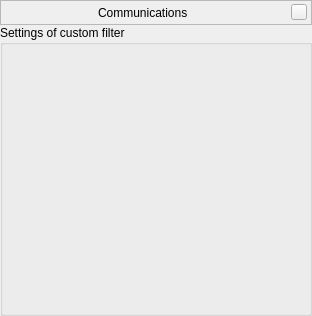
Old version of the form plugins/Satellites/src/gui/satellitesCommDialog.ui in the repository Stellarium/stellarium.
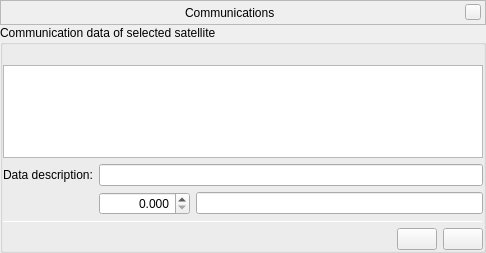
New version of the form. Icons and pictures are not drawn. Custom widgets are drawn as their Qt base class.

What changed in the file:
```diff
--- a/plugins/Satellites/src/gui/satellitesCommDialog.ui
+++ b/plugins/Satellites/src/gui/satellitesCommDialog.ui
@@ -6,8 +6,8 @@
    <rect>
     <x>0</x>
     <y>0</y>
-    <width>312</width>
-    <height>316</height>
+    <width>486</width>
+    <height>253</height>
    </rect>
   </property>
   <property name="sizePolicy">
@@ -133,7 +133,7 @@
    <item>
     <widget class="QGroupBox" name="groupBox">
      <property name="title">
-      <string>Settings of custom filter</string>
+      <string>Communication data of selected satellite</string>
      </property>
      <layout class="QGridLayout" name="gridLayout_2">
       <property name="leftMargin">
@@ -149,6 +149,13 @@
        <number>0</number>
       </property>
       <item row="0" column="0">
+       <widget class="QLabel" name="satelliteLabel">
+        <property name="alignment">
+         <set>Qt::AlignCenter</set>
+        </property>
+       </widget>
+      </item>
+      <item row="5" column="0">
        <spacer name="verticalSpacer">
         <property name="orientation">
          <enum>Qt::Vertical</enum>
@@ -161,6 +168,113 @@
         </property>
        </spacer>
       </item>
+      <item row="1" column="0">
+       <widget class="QTreeWidget" name="communicationsTreeWidget">
+        <property name="editTriggers">
+         <set>QAbstractItemView::NoEditTriggers</set>
+        </property>
+        <property name="rootIsDecorated">
+         <bool>false</bool>
+        </property>
+        <property name="uniformRowHeights">
+         <bool>true</bool>
+        </property>
+        <property name="itemsExpandable">
+         <bool>false</bool>
+        </property>
+        <property name="sortingEnabled">
+         <bool>true</bool>
+        </property>
+        <property name="expandsOnDoubleClick">
+         <bool>false</bool>
+        </property>
+        <property name="columnCount">
+         <number>0</number>
+        </property>
+       </widget>
+      </item>
+      <item row="4" column="0">
+       <layout class="QHBoxLayout" name="horizontalLayout">
+        <item>
+         <spacer name="horizontalSpacer">
+          <property name="orientation">
+           <enum>Qt::Horizontal</enum>
+          </property>
+          <property name="sizeHint" stdset="0">
+           <size>
+            <width>40</width>
+            <height>20</height>
+           </size>
+          </property>
+         </spacer>
+        </item>
+        <item>
+         <widget class="QPushButton" name="addCommLinkButton">
+          <property name="icon">
+           <iconset resource="../../../../data/gui/guiRes.qrc">
+            <normaloff>:/graphicGui/uibtAdd.png</normaloff>
+            <disabledoff>:/graphicGui/uibtAdd.png</disabledoff>:/graphicGui/uibtAdd.png</iconset>
+          </property>
+         </widget>
+        </item>
+        <item>
+         <widget class="QPushButton" name="removeCommLinkButton">
+          <property name="icon">
+           <iconset resource="../../../../data/gui/guiRes.qrc">
+            <normaloff>:/graphicGui/uibtRemove.png</normaloff>
+            <disabledoff>:/graphicGui/uibtRemove.png</disabledoff>:/graphicGui/uibtRemove.png</iconset>
+          </property>
+         </widget>
+        </item>
+       </layout>
+      </item>
+      <item row="2" column="0">
+       <layout class="QGridLayout" name="gridLayout">
+        <item row="0" column="0">
+         <widget class="QLabel" name="label">
+          <property name="text">
+           <string>Data description:</string>
+          </property>
+         </widget>
+        </item>
+        <item row="1" column="1">
+         <widget class="QDoubleSpinBox" name="frequencySpinBox">
+          <property name="alignment">
+           <set>Qt::AlignRight|Qt::AlignTrailing|Qt::AlignVCenter</set>
+          </property>
+          <property name="decimals">
+           <number>3</number>
+          </property>
+          <property name="maximum">
+           <double>100000.000000000000000</double>
+          </property>
+         </widget>
+        </item>
+        <item row="1" column="2">
+         <widget class="QLineEdit" name="modulationLineEdit">
+          <property name="alignment">
+           <set>Qt::AlignRight|Qt::AlignTrailing|Qt::AlignVCenter</set>
+          </property>
+         </widget>
+        </item>
+        <item row="0" column="1" colspan="2">
+         <widget class="QLineEdit" name="descriptionLineEdit"/>
+        </item>
+       </layout>
+      </item>
+      <item row="3" column="0">
+       <widget class="Line" name="line">
+        <property name="minimumSize">
+         <size>
+          <width>0</width>
+          <height>1</height>
+         </size>
+        </property>
+        <property name="orientation">
+         <enum>Qt::Horizontal</enum>
+        </property>
+       </widget>
+      </item>
      </layout>
     </widget>
    </item>
```
Left out of the diff: 4 changed lines with no effect on the pictures.
